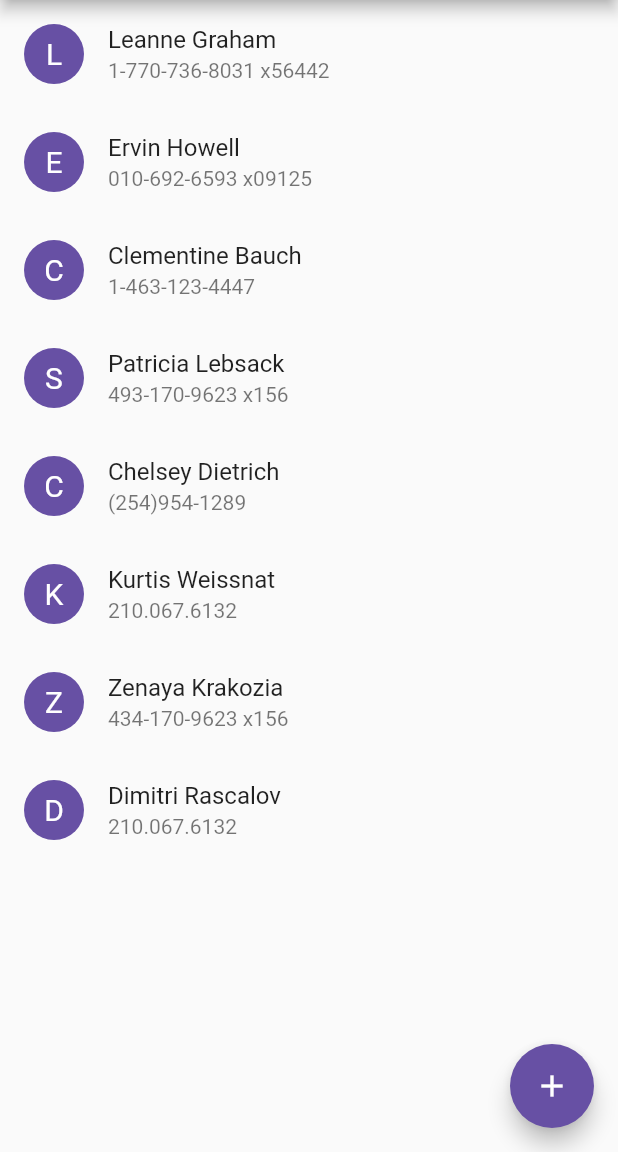
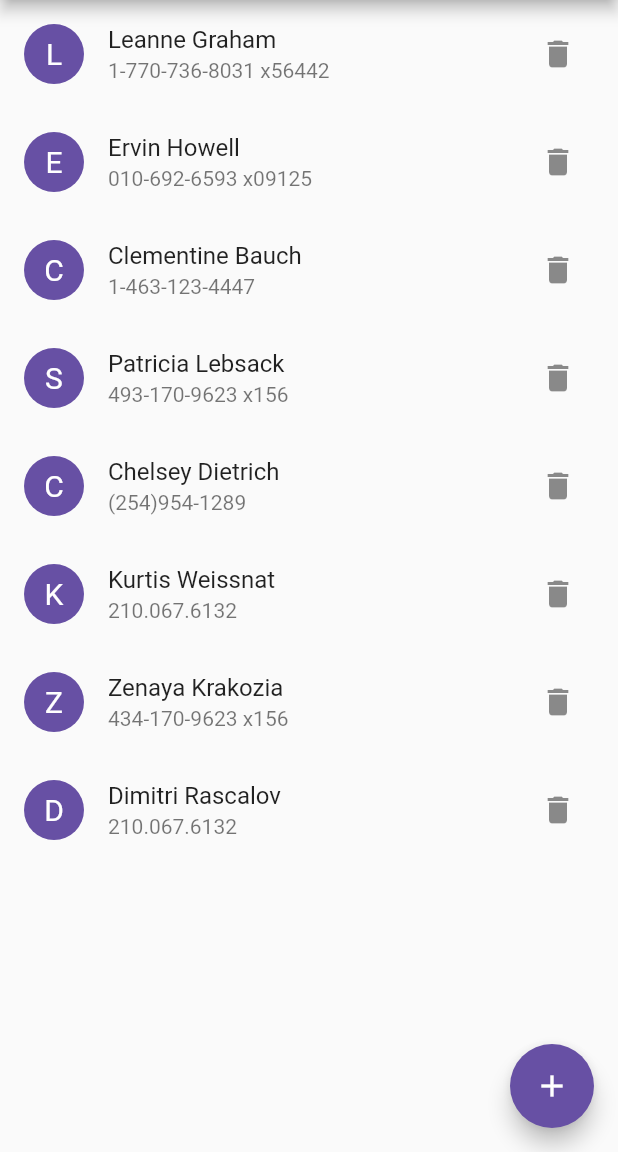
Before and after one commit to xhanalexander/AlterraAssignment, a Flutter app: the screen it shows after launch, on a phone screen of 412 x 824 dp, the part 84-1236 px from its top. Run offline on Flutter 3.47's test engine with Material 2 defaults, Android fonts, the light colour scheme and no system bars; missing offline and left inert: flutter_initicon.

Commit message:
added dynamic contact

```diff
--- a/15_Flutter Form (Form Input Button) and Advance Form/contactsapp/lib/form/content.dart
+++ b/15_Flutter Form (Form Input Button) and Advance Form/contactsapp/lib/form/content.dart
@@ -1,4 +1,81 @@
 import 'package:flutter/material.dart';
+
+final List<Map<String, String>> contactList = [
+  {"avatar": "L", "name": "Leanne Graham", "phone": "1-770-736-8031 x56442"},
+  {"avatar": "E", "name": "Ervin Howell", "phone": "010-692-6593 x09125"},
+  {"avatar": "C", "name": "Clementine Bauch", "phone": "1-463-123-4447"},
+  {"avatar": "S", "name": "Patricia Lebsack", "phone": "493-170-9623 x156"},
+  {"avatar": "C", "name": "Chelsey Dietrich", "phone": "(254)954-1289"},
+  {"avatar": "K", "name": "Kurtis Weissnat", "phone": "210.067.6132"},
+  {"avatar": "Z", "name": "Zenaya Krakozia", "phone": "434-170-9623 x156"},
+  {"avatar": "D", "name": "Dimitri Rascalov", "phone": "210.067.6132"},
+];
+
+class allContact extends StatefulWidget {
+  const allContact({super.key});
+
+  @override
+  State<allContact> createState() => _allContactState();
+}
+
+class _allContactState extends State<allContact> {
+
+
+  @override
+  Widget build(BuildContext context) {
+    return Scaffold(
+      appBar: AppBar(
+          backgroundColor: const Color(0xff6750A4),
+          title: const Text('Contacts List', style: TextStyle(color: Colors.white)),
+          centerTitle: true,
+        ),
+      body: ListView.builder(
+        itemCount: contactList.length,
+        itemBuilder: (BuildContext context, int i) {
+          final contact = contactList[i];
+          if (contactList != null) {
+            return ListTile(
+            leading: CircleAvatar(
+              backgroundColor: Color(0xff6750A4),
+              radius: 20,
+              child: Text(
+                contact["avatar"]!,
+                style: const TextStyle(color: Colors.white, fontSize: 20),
+              ),
+            ),
+            trailing: IconButton(
+              icon: const Icon(Icons.delete),
+              onPressed: () {
+                setState(() {
+                  contactList.removeAt(i);
+                });
+              },
+            ),
+            title: Text(contact["name"]!),
+            subtitle: Text(contact["phone"]!),
+            );
+          } else {
+            return const Center(
+              child: Text("No Contact Found", style: TextStyle(fontSize: 20),),
+            );
+          }
+        },
+      ),
+      floatingActionButton: FloatingActionButton(
+        backgroundColor: const Color(0xff6750A4),
+        onPressed: () {
+          Navigator.push(
+            context,
+            MaterialPageRoute(builder: (context) => const ContactForms()),
+          );
+        },
+        child: const Icon(Icons.add),
+      )
+    );
+  }
+}
+
+//
 
 class ContactForms extends StatefulWidget {
   const ContactForms({super.key});
@@ -10,6 +87,7 @@ class ContactForms extends StatefulWidget {
 class _ContactFormsState extends State<ContactForms> {
   var nameKey = GlobalKey<FormState>();
   var phoneKey = GlobalKey<FormState>();
+  var phoneController = TextEditingController();
   var nameController = TextEditingController();
 
   @override
@@ -53,12 +131,6 @@ class _ContactFormsState extends State<ContactForms> {
                   child: Form(
                     key: nameKey,
                     child: TextFormField(
-                      validator: (value) {
-                        if (value!.isEmpty) {
-                          return "Please insert your name";
-                        }
-                        return null;
-                      },
                       controller: nameController,
                       keyboardType: TextInputType.number,
                       decoration: InputDecoration(
@@ -77,7 +149,14 @@ class _ContactFormsState extends State<ContactForms> {
                           Icons.person,
                           color: Color(0xff6750A4),
                         ),
+
                       ),
+                      validator: (value) {
+                        if (value!.isEmpty || value.length < 3) {
+                          return "Please insert your name";
+                        }
+                        return null;
+                      },
                     ),
                   )),
               const SizedBox(height: 20,),
@@ -86,6 +165,7 @@ class _ContactFormsState extends State<ContactForms> {
                   child: Form(
                       key: phoneKey,
                       child: TextFormField(
+                        controller: phoneController,
                         keyboardType: TextInputType.number,
                         decoration: InputDecoration(
                           enabledBorder: const UnderlineInputBorder(
@@ -114,6 +194,14 @@ class _ContactFormsState extends State<ContactForms> {
               const SizedBox( height: 30,),
               ElevatedButton(
                 onPressed: () {
+                  if (nameKey.currentState!.validate() && phoneKey.currentState!.validate()) {
+                    // save to array
+                    contactList.add({
+                      "avatar": nameController.text[0].toUpperCase(),
+                      "name": nameController.text,
+                      "phone": phoneController.text
+                    });
+                  }
                 },
                 style: ElevatedButton.styleFrom(
                     primary: const Color(0xff6750A4),
@@ -130,63 +218,3 @@ class _ContactFormsState extends State<ContactForms> {
     );
   }
 }
-
-class allContact extends StatefulWidget {
-  const allContact({super.key});
-
-  @override
-  State<allContact> createState() => _allContactState();
-}
-
-class _allContactState extends State<allContact> {
-
-  final List<Map<String, String>> contactList = [
-    {"avatar": "L", "name": "Leanne Graham", "phone": "1-770-736-8031 x56442"},
-    {"avatar": "E", "name": "Ervin Howell", "phone": "010-692-6593 x09125"},
-    {"avatar": "C", "name": "Clementine Bauch", "phone": "1-463-123-4447"},
-    {"avatar": "S", "name": "Patricia Lebsack", "phone": "493-170-9623 x156"},
-    {"avatar": "C", "name": "Chelsey Dietrich", "phone": "(254)954-1289"},
-    {"avatar": "K", "name": "Kurtis Weissnat", "phone": "210.067.6132"},
-    {"avatar": "Z", "name": "Zenaya Krakozia", "phone": "434-170-9623 x156"},
-    {"avatar": "D", "name": "Dimitri Rascalov", "phone": "210.067.6132"},
-  ];
-
-  @override
-  Widget build(BuildContext context) {
-    return Scaffold(
-      appBar: AppBar(
-          backgroundColor: const Color(0xff6750A4),
-          title: const Text('Contacts List', style: TextStyle(color: Colors.white)),
-          centerTitle: true,
-        ),
-      body: ListView.builder(
-        itemCount: contactList.length,
-        itemBuilder: (BuildContext context, int i) {
-          final contact = contactList[i];
-          return ListTile(
-            leading: CircleAvatar(
-              backgroundColor: Color(0xff6750A4),
-              radius: 20,
-              child: Text(
-                contact["avatar"]!,
-                style: const TextStyle(color: Colors.white, fontSize: 20),
-              ),
-            ),
-            title: Text(contact["name"]!),
-            subtitle: Text(contact["phone"]!),
-          );
-        },
-      ),
-      floatingActionButton: FloatingActionButton(
-        backgroundColor: const Color(0xff6750A4),
-        onPressed: () {
-          Navigator.push(
-            context,
-            MaterialPageRoute(builder: (context) => const ContactForms()),
-          );
-        },
-        child: const Icon(Icons.add),
-      )
-    );
-  }
-}
--- a/15_Flutter Form (Form Input Button) and Advance Form/contactsapp/lib/main.dart
+++ b/15_Flutter Form (Form Input Button) and Advance Form/contactsapp/lib/main.dart
@@ -16,7 +16,7 @@ class MyApp extends StatelessWidget {
       theme: ThemeData(
         primarySwatch: Colors.blue,
       ),
-      home: allContact()
+      home: const allContact()
       // home: DateCalendar()
     );
   }
```
